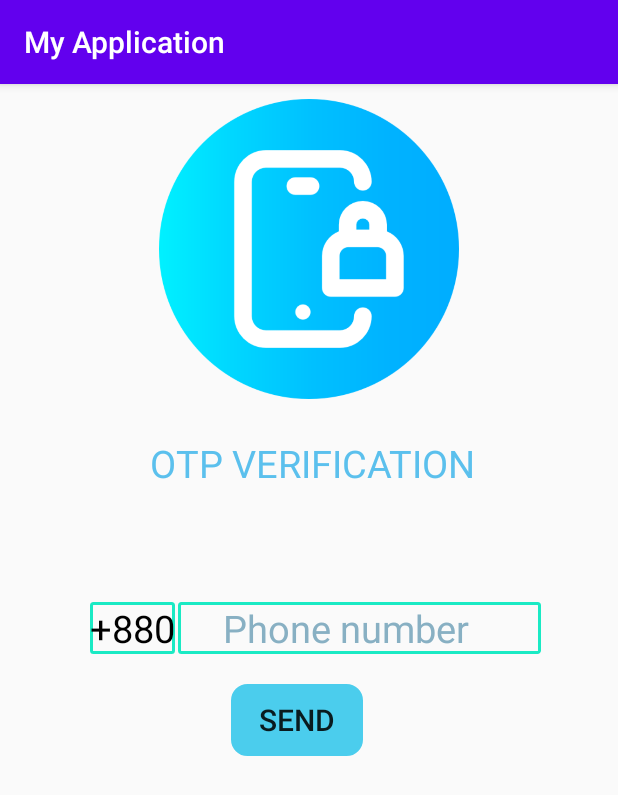
After one commit to LamisaDeya/SoftWare_Final_Project, an Android app: the otpSend screen opened directly, with no data from a screen before it, on a phone screen of 412 x 824 dp. The commit adds this screen. Shown: the top 795 px of the screen. Run offline under Robolectric (Android 15) with nearby library versions, the phone set to English and light mode, and no system bars; our stand-ins replace Firebase (no records; nobody signed in at launch, a user with empty details on screens opened directly).

Commit message:
Otp Send Added

```diff
--- a/app/build.gradle
+++ b/app/build.gradle
@@ -1,15 +1,16 @@
 plugins {
     id 'com.android.application'
+    id 'com.google.gms.google-services'
 }
 
 android {
     namespace 'com.example.myapplication'
-    compileSdk 32
+    compileSdk 33
 
     defaultConfig {
         applicationId "com.example.myapplication"
         minSdk 21
-        targetSdk 32
+        targetSdk 33
         versionCode 1
         versionName "1.0"
 
@@ -33,6 +34,7 @@ dependencies {
     implementation 'androidx.appcompat:appcompat:1.6.1'
     implementation 'com.google.android.material:material:1.9.0'
     implementation 'androidx.constraintlayout:constraintlayout:2.1.4'
+    implementation 'com.google.firebase:firebase-auth-ktx:22.0.0'
     testImplementation 'junit:junit:4.13.2'
     androidTestImplementation 'androidx.test.ext:junit:1.1.5'
     androidTestImplementation 'androidx.test.espresso:espresso-core:3.5.1'
--- a/app/src/main/AndroidManifest.xml
+++ b/app/src/main/AndroidManifest.xml
@@ -12,6 +12,13 @@
         android:supportsRtl="true"
         android:theme="@style/Theme.MyApplication"
         tools:targetApi="31">
+        <activity
+            android:name=".otpSend"
+            android:exported="false">
+            <meta-data
+                android:name="android.app.lib_name"
+                android:value="" />
+        </activity>
         <activity
             android:name=".MainActivity"
             android:exported="true">
--- /dev/null
+++ b/app/src/main/java/com/example/myapplication/otpSend.java
@@ -0,0 +1,36 @@
+package com.example.myapplication;
+
+import androidx.appcompat.app.AppCompatActivity;
+
+import android.annotation.SuppressLint;
+import android.os.Bundle;
+import android.view.View;
+import android.widget.Button;
+import android.widget.QuickContactBadge;
+import android.widget.TextView;
+
+import com.google.firebase.auth.FirebaseAuth;
+
+public class otpSend extends AppCompatActivity {
+
+    TextView phone;
+    Button send;
+    FirebaseAuth auth;
+    @SuppressLint("MissingInflatedId")
+    @Override
+    protected void onCreate(Bundle savedInstanceState) {
+        super.onCreate(savedInstanceState);
+        setContentView(R.layout.activity_otp_send);
+        phone=findViewById(R.id.phone);
+        send=findViewById(R.id.send);
+
+        send.setOnClickListener(new View.OnClickListener() {
+            @Override
+            public void onClick(View view) {
+                String number;
+                number=phone.getText().toString().trim();
+
+            }
+        });
+    }
+}
--- /dev/null
+++ b/app/src/main/res/drawable/back.xml
@@ -0,0 +1,8 @@
+<?xml version="1.0" encoding="utf-8"?>
+<shape xmlns:android="http://schemas.android.com/apk/res/android">
+    <stroke
+        android:color="#1AEAC4"
+        android:width="2dp"
+        />
+    <corners android:radius="10dp"/>
+</shape>
--- /dev/null
+++ b/app/src/main/res/drawable/back2.xml
@@ -0,0 +1,8 @@
+<?xml version="1.0" encoding="utf-8"?>
+<shape xmlns:android="http://schemas.android.com/apk/res/android">
+    <stroke
+        android:color="#1AEAC4"
+        android:width="2dp"
+        />
+    <corners android:radius="1dp"/>
+</shape>
--- /dev/null
+++ b/app/src/main/res/layout/activity_otp_send.xml
@@ -0,0 +1,65 @@
+<?xml version="1.0" encoding="utf-8"?>
+<LinearLayout xmlns:android="http://schemas.android.com/apk/res/android"
+    xmlns:app="http://schemas.android.com/apk/res-auto"
+    xmlns:tools="http://schemas.android.com/tools"
+    android:layout_width="match_parent"
+    android:layout_height="match_parent"
+    android:orientation="vertical"
+    tools:context=".otpSend">
+
+    <ImageView
+        android:layout_width="wrap_content"
+        android:layout_height="200dp"
+        android:layout_marginTop="10dp"
+        android:src="@drawable/password"
+        android:background="@android:color/transparent"
+        />
+    <TextView
+        android:layout_width="wrap_content"
+        android:layout_height="wrap_content"
+        android:layout_marginLeft="100dp"
+        android:textSize="25sp"
+        android:text="OTP VERIFICATION"
+        android:layout_marginTop="25dp"
+        android:textColor="#5BC0ED"
+        />
+    <LinearLayout
+    android:layout_width="wrap_content"
+    android:layout_height="wrap_content"
+    android:orientation="horizontal"
+        android:layout_marginTop="75dp"
+    >
+    <TextView
+        android:layout_width="wrap_content"
+        android:layout_height="wrap_content"
+        android:layout_marginLeft="60dp"
+        android:text="+880"
+        android:textSize="25sp"
+        android:textColor="@color/black"
+        android:background="@drawable/back2"
+        android:layout_marginRight="2dp"
+        />
+        <EditText
+            android:id="@+id/phone"
+            android:layout_width="wrap_content"
+            android:layout_height="wrap_content"
+            android:hint="     Phone number        "
+            android:inputType="phone"
+            android:textSize="25sp"
+            android:textColor="#000000"
+            android:textColorHint="#88B0C3"
+            android:background="@drawable/back2"
+        />
+    </LinearLayout>
+    <Button
+        android:id="@+id/send"
+        android:layout_width="wrap_content"
+        android:layout_height="wrap_content"
+        android:layout_marginLeft="154dp"
+        android:background="@drawable/back"
+        android:layout_marginTop="20dp"
+        android:backgroundTint="#4BCDED"
+        android:text="SEND"
+        android:textSize="20dp"
+        />
+</LinearLayout>
--- a/app/src/main/res/values-night/themes.xml
+++ b/app/src/main/res/values-night/themes.xml
@@ -1,6 +1,6 @@
 <resources xmlns:tools="http://schemas.android.com/tools">
     <!-- Base application theme. -->
-    <style name="Theme.MyApplication" parent="Theme.MaterialComponents.DayNight.DarkActionBar">
+    <style name="Theme.MyApplication" parent="Theme.AppCompat.DayNight.DarkActionBar">
         <!-- Primary brand color. -->
         <item name="colorPrimary">@color/purple_200</item>
         <item name="colorPrimaryVariant">@color/purple_700</item>
--- a/app/src/main/res/values/themes.xml
+++ b/app/src/main/res/values/themes.xml
@@ -1,6 +1,6 @@
 <resources xmlns:tools="http://schemas.android.com/tools">
     <!-- Base application theme. -->
-    <style name="Theme.MyApplication" parent="Theme.MaterialComponents.DayNight.DarkActionBar">
+    <style name="Theme.MyApplication" parent="Theme.AppCompat.DayNight.DarkActionBar">
         <!-- Primary brand color. -->
         <item name="colorPrimary">@color/purple_500</item>
         <item name="colorPrimaryVariant">@color/purple_700</item>
--- a/build.gradle
+++ b/build.gradle
@@ -1,5 +1,9 @@
-// Top-level build file where you can add configuration options common to all sub-projects/modules.
+buildscript {
+    dependencies {
+        classpath 'com.google.gms:google-services:4.3.15'
+    }
+}// Top-level build file where you can add configuration options common to all sub-projects/modules.
 plugins {
-    id 'com.android.application' version '7.3.1' apply false
-    id 'com.android.library' version '7.3.1' apply false
+    id 'com.android.application' version '7.3.0' apply false
+    id 'com.android.library' version '7.3.0' apply false
 }
```
Also changed, not shown: app/src/main/res/drawable/img.png (added), app/src/main/res/drawable/password.png (added), 1 other file.
